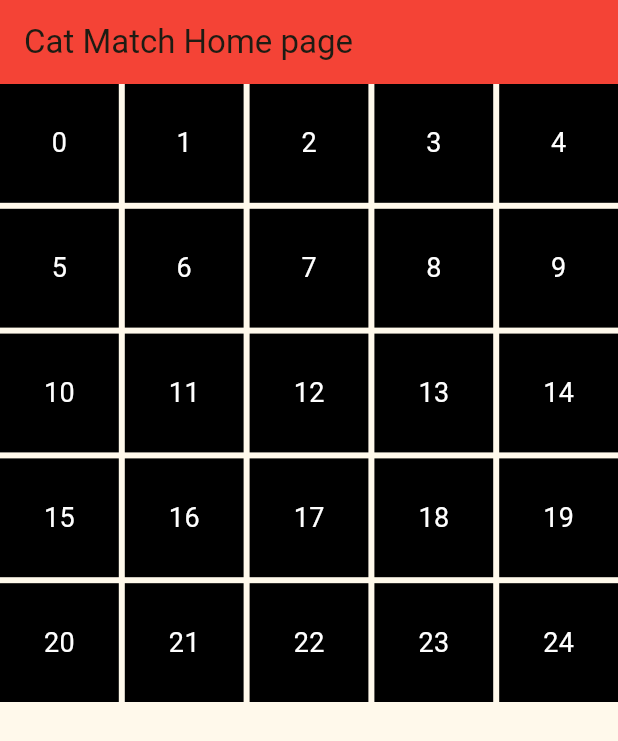
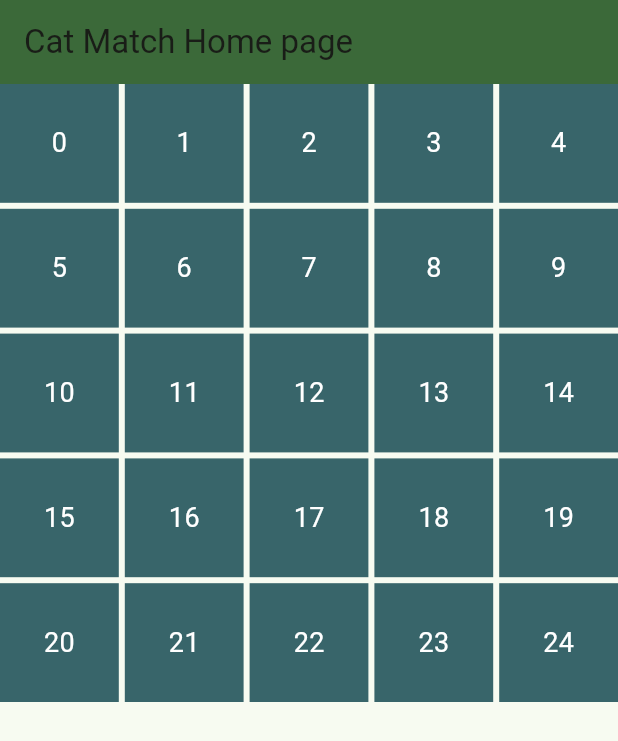
Before and after one commit to rossmawd/flutter_first_app, a Flutter app: the screen it shows after launch, on a phone screen of 412 x 824 dp. Shown: the top 741 px of the screen. Run offline on Flutter 3.47's test engine with Material 3 defaults, Android fonts, the light colour scheme and no system bars.

Commit message:
using theme colors

```diff
--- a/lib/main.dart
+++ b/lib/main.dart
@@ -13,7 +13,7 @@ class MyApp extends StatelessWidget {
     return MaterialApp(
       title: 'Cat Match',
       theme: ThemeData(
-        colorScheme: ColorScheme.fromSeed(seedColor: Colors.yellow),
+        colorScheme: ColorScheme.fromSeed(seedColor: Colors.green),
         useMaterial3: true,
       ),
       home: const MyHomePage(title: 'Cat Match Home page'),
@@ -48,7 +48,7 @@ class _MyHomePageState extends State<MyHomePage> {
 
     return Scaffold(
       appBar: AppBar(
-        backgroundColor: Colors.red,
+        backgroundColor: Theme.of(context).colorScheme.primary,
         title: Text(widget.title),
       ),
       body: GridView.builder(
@@ -86,10 +86,11 @@ class TileWidget extends StatelessWidget {
   Widget build(BuildContext context) {
     return InkWell(
       onTap: () => handleClick(index),
-      highlightColor: Colors.red,
-      splashColor: Colors.blue,
+      highlightColor: Theme.of(context).colorScheme.secondary,
+      splashColor: Theme.of(context).colorScheme.tertiaryFixed,
       child: Ink(
-        color: isSelected ? Colors.white : Colors.black,
+        color:
+            isSelected ? Colors.white : Theme.of(context).colorScheme.tertiary,
         child: Center(
           child: Text(
             '$index',
```
